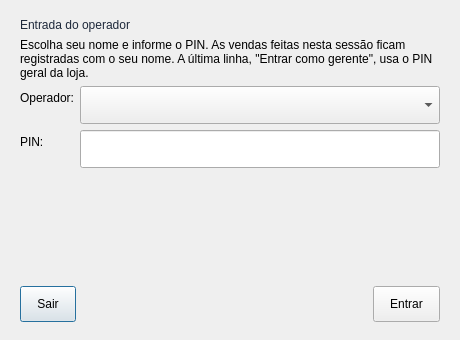
Before: the Qt Designer form src/loginoperador.ui in rayansl0302/QEstoqueLoja, drawn with Qt 5.
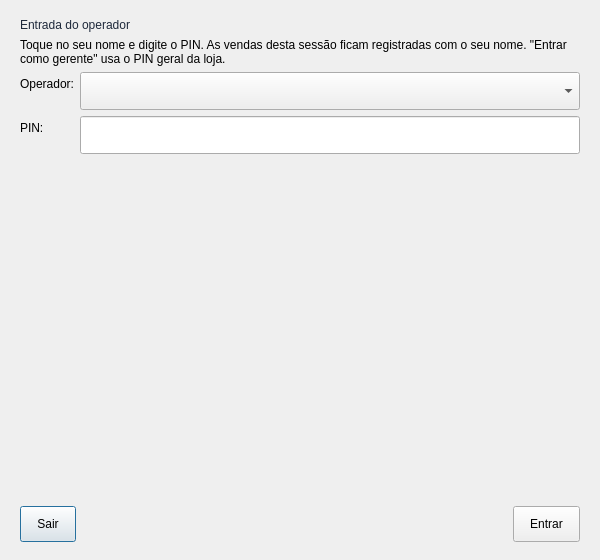
After: the same form once the commit is applied.

```diff
--- a/src/loginoperador.ui
+++ b/src/loginoperador.ui
@@ -6,8 +6,8 @@
     <rect>
      <x>0</x>
      <y>0</y>
-     <width>460</width>
-     <height>340</height>
+     <width>600</width>
+     <height>560</height>
     </rect>
    </property>
   <property name="windowTitle">
@@ -45,7 +45,7 @@
     <item>
      <widget class="QLabel" name="Lbl_Info">
       <property name="text">
-       <string>Escolha seu nome e informe o PIN. As vendas feitas nesta sessão ficam registradas com o seu nome. A última linha, "Entrar como gerente", usa o PIN geral da loja.</string>
+       <string>Toque no seu nome e digite o PIN. As vendas desta sessão ficam registradas com o seu nome. "Entrar como gerente" usa o PIN geral da loja.</string>
       </property>
       <property name="wordWrap">
        <bool>true</bool>
```
